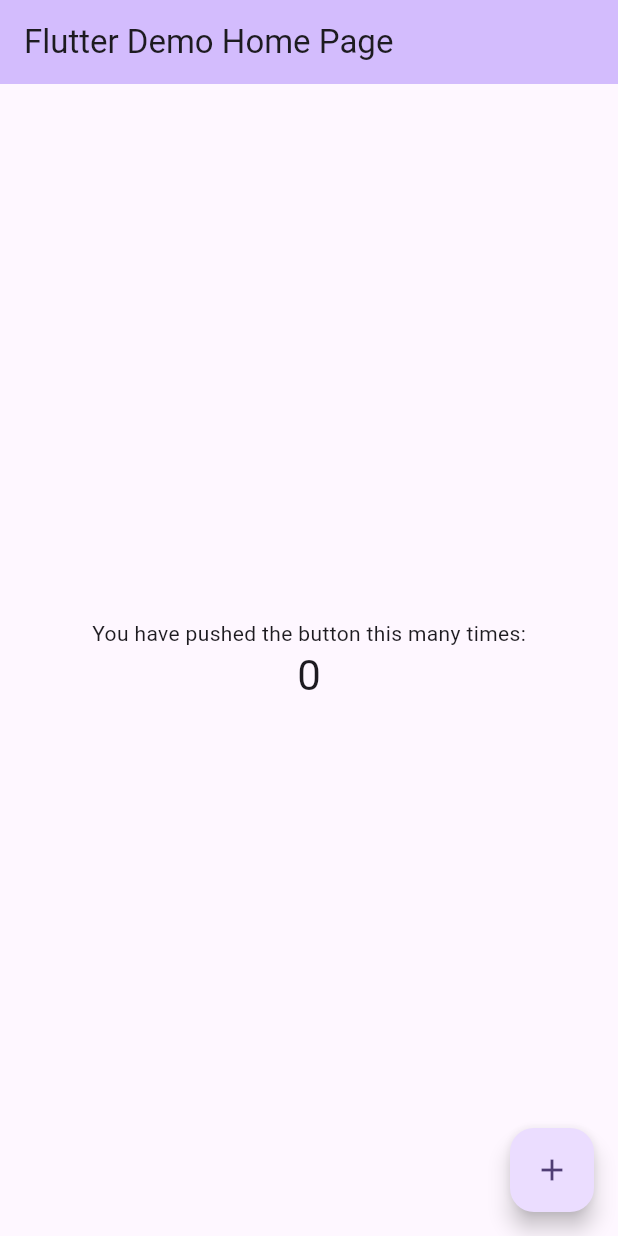
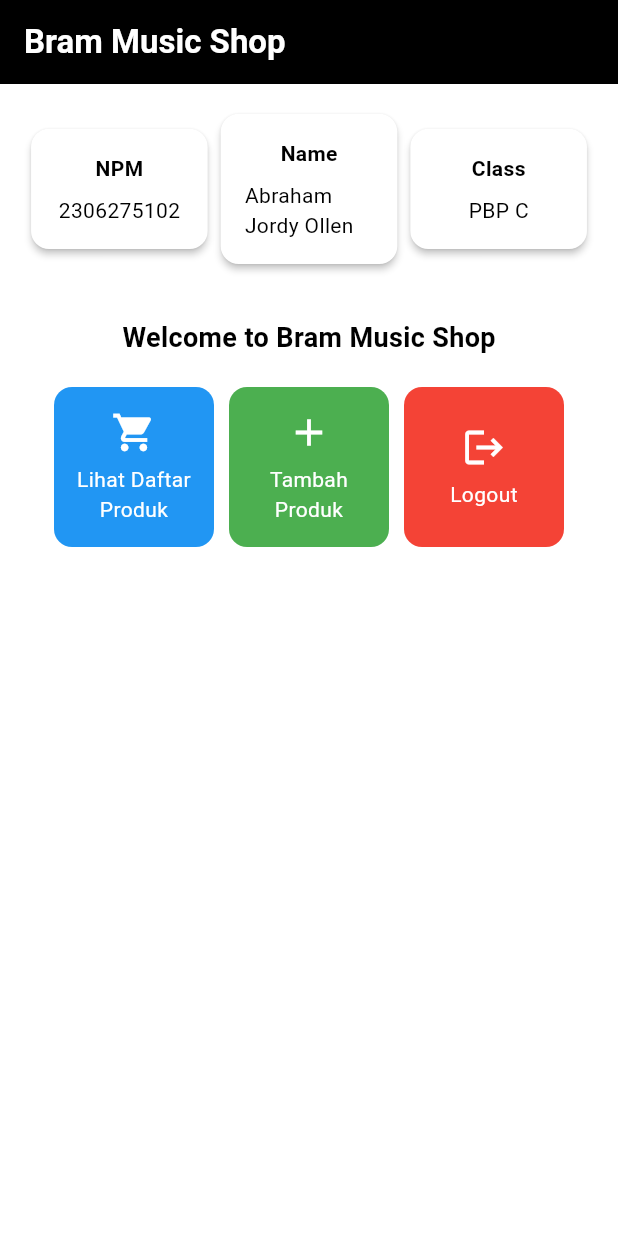
Before and after one commit to bramjom/bram-music-shop-mobile, a Flutter app: the screen it shows after launch, on a phone screen of 412 x 824 dp. Run offline on Flutter 3.47's test engine with Material 3 defaults, Android fonts, the phone set to English and light mode, and no system bars.

Commit message:
Tugas 7 done

```diff
--- a/bram_music_shop/lib/main.dart
+++ b/bram_music_shop/lib/main.dart
@@ -1,4 +1,5 @@
 import 'package:flutter/material.dart';
+import 'package:bram_music_shop/menu.dart';
 
 void main() {
   runApp(const MyApp());
@@ -7,119 +8,17 @@
 class MyApp extends StatelessWidget {
   const MyApp({super.key});
 
-  // This widget is the root of your application.
   @override
   Widget build(BuildContext context) {
     return MaterialApp(
       title: 'Flutter Demo',
       theme: ThemeData(
-        // This is the theme of your application.
-        //
-        // TRY THIS: Try running your application with "flutter run". You'll see
-        // the application has a purple toolbar. Then, without quitting the app,
-        // try changing the seedColor in the colorScheme below to Colors.green
-        // and then invoke "hot reload" (save your changes or press the "hot
-        // reload" button in a Flutter-supported IDE, or press "r" if you used
-        // the command line to start the app).
-        //
-        // Notice that the counter didn't reset back to zero; the application
-        // state is not lost during the reload. To reset the state, use hot
-        // restart instead.
-        //
-        // This works for code too, not just values: Most code changes can be
-        // tested with just a hot reload.
-        colorScheme: ColorScheme.fromSeed(seedColor: Colors.deepPurple),
-        useMaterial3: true,
+        colorScheme: ColorScheme.fromSwatch().copyWith(
+          primary: Colors.black,  // Mengganti warna utama menjadi hitam
+          secondary: Colors.black, // Warna sekunder juga diganti menjadi hitam jika diperlukan
+        ),
       ),
-      home: const MyHomePage(title: 'Flutter Demo Home Page'),
+      home: MyHomePage(),
     );
   }
 }
-
-class MyHomePage extends StatefulWidget {
-  const MyHomePage({super.key, required this.title});
-
-  // This widget is the home page of your application. It is stateful, meaning
-  // that it has a State object (defined below) that contains fields that affect
-  // how it looks.
-
-  // This class is the configuration for the state. It holds the values (in this
-  // case the title) provided by the parent (in this case the App widget) and
-  // used by the build method of the State. Fields in a Widget subclass are
-  // always marked "final".
-
-  final String title;
-
-  @override
-  State<MyHomePage> createState() => _MyHomePageState();
-}
-
-class _MyHomePageState extends State<MyHomePage> {
-  int _counter = 0;
-
-  void _incrementCounter() {
-    setState(() {
-      // This call to setState tells the Flutter framework that something has
-      // changed in this State, which causes it to rerun the build method below
-      // so that the display can reflect the updated values. If we changed
-      // _counter without calling setState(), then the build method would not be
-      // called again, and so nothing would appear to happen.
-      _counter++;
-    });
-  }
-
-  @override
-  Widget build(BuildContext context) {
-    // This method is rerun every time setState is called, for instance as done
-    // by the _incrementCounter method above.
-    //
-    // The Flutter framework has been optimized to make rerunning build methods
-    // fast, so that you can just rebuild anything that needs updating rather
-    // than having to individually change instances of widgets.
-    return Scaffold(
-      appBar: AppBar(
-        // TRY THIS: Try changing the color here to a specific color (to
-        // Colors.amber, perhaps?) and trigger a hot reload to see the AppBar
-        // change color while the other colors stay the same.
-        backgroundColor: Theme.of(context).colorScheme.inversePrimary,
-        // Here we take the value from the MyHomePage object that was created by
-        // the App.build method, and use it to set our appbar title.
-        title: Text(widget.title),
-      ),
-      body: Center(
-        // Center is a layout widget. It takes a single child and positions it
-        // in the middle of the parent.
-        child: Column(
-          // Column is also a layout widget. It takes a list of children and
-          // arranges them vertically. By default, it sizes itself to fit its
-          // children horizontally, and tries to be as tall as its parent.
-          //
-          // Column has various properties to control how it sizes itself and
-          // how it positions its children. Here we use mainAxisAlignment to
-          // center the children vertically; the main axis here is the vertical
-          // axis because Columns are vertical (the cross axis would be
-          // horizontal).
-          //
-          // TRY THIS: Invoke "debug painting" (choose the "Toggle Debug Paint"
-          // action in the IDE, or press "p" in the console), to see the
-          // wireframe for each widget.
-          mainAxisAlignment: MainAxisAlignment.center,
-          children: <Widget>[
-            const Text(
-              'You have pushed the button this many times:',
-            ),
-            Text(
-              '$_counter',
-              style: Theme.of(context).textTheme.headlineMedium,
-            ),
-          ],
-        ),
-      ),
-      floatingActionButton: FloatingActionButton(
-        onPressed: _incrementCounter,
-        tooltip: 'Increment',
-        child: const Icon(Icons.add),
-      ), // This trailing comma makes auto-formatting nicer for build methods.
-    );
-  }
-}
--- /dev/null
+++ b/bram_music_shop/lib/menu.dart
@@ -0,0 +1,154 @@
+import 'package:flutter/material.dart';
+
+class MyHomePage extends StatelessWidget {
+  final String npm = '2306275102'; // NPM
+  final String name = 'Abraham Jordy Ollen'; // Nama
+  final String className = 'PBP C'; // Kelas
+  final List<ItemHomepage> items = [
+    ItemHomepage("Lihat Daftar Produk", Icons.shopping_cart, Colors.blue),
+    ItemHomepage("Tambah Produk", Icons.add, Colors.green),
+    ItemHomepage("Logout", Icons.logout, Colors.red),
+  ];
+
+  MyHomePage({super.key});
+
+  @override
+  Widget build(BuildContext context) {
+    return Scaffold(
+      appBar: AppBar(
+        title: const Text(
+          'Bram Music Shop',
+          style: TextStyle(
+            color: Colors.white,
+            fontWeight: FontWeight.bold,
+          ),
+        ),
+        backgroundColor: Theme.of(context).colorScheme.primary,
+      ),
+      body: Padding(
+        padding: const EdgeInsets.all(16.0),
+        child: Column(
+          crossAxisAlignment: CrossAxisAlignment.center,
+          children: [
+            Row(
+              mainAxisAlignment: MainAxisAlignment.spaceEvenly,
+              children: [
+                InfoCard(title: 'NPM', content: npm),
+                InfoCard(title: 'Name', content: name),
+                InfoCard(title: 'Class', content: className),
+              ],
+            ),
+            const SizedBox(height: 16.0),
+            Center(
+              child: Column(
+                children: [
+                  const Padding(
+                    padding: EdgeInsets.only(top: 16.0),
+                    child: Text(
+                      'Welcome to Bram Music Shop',
+                      style: TextStyle(
+                        fontWeight: FontWeight.bold,
+                        fontSize: 18.0,
+                      ),
+                    ),
+                  ),
+                  GridView.count(
+                    primary: true,
+                    padding: const EdgeInsets.all(20),
+                    crossAxisSpacing: 10,
+                    mainAxisSpacing: 10,
+                    crossAxisCount: 3,
+                    shrinkWrap: true,
+                    children: items.map((ItemHomepage item) {
+                      return ItemCard(item);
+                    }).toList(),
+                  ),
+                ],
+              ),
+            ),
+          ],
+        ),
+      ),
+    );
+  }
+}
+
+class InfoCard extends StatelessWidget {
+  final String title;
+  final String content;
+
+  const InfoCard({super.key, required this.title, required this.content});
+
+  @override
+  Widget build(BuildContext context) {
+    return Card(
+      elevation: 2.0,
+      child: Container(
+        width: MediaQuery.of(context).size.width / 3.5,
+        padding: const EdgeInsets.all(16.0),
+        child: Column(
+          children: [
+            Text(
+              title,
+              style: const TextStyle(fontWeight: FontWeight.bold),
+            ),
+            const SizedBox(height: 8.0),
+            Text(content),
+          ],
+        ),
+      ),
+    );
+  }
+}
+
+class ItemHomepage {
+  final String name;
+  final IconData icon;
+  final Color color; // Tambahkan parameter warna
+
+  ItemHomepage(this.name, this.icon, this.color);
+}
+
+class ItemCard extends StatelessWidget {
+  final ItemHomepage item;
+
+  const ItemCard(this.item, {super.key});
+
+  @override
+  Widget build(BuildContext context) {
+    return Material(
+      color: item.color, // Gunakan warna dari item
+      borderRadius: BorderRadius.circular(12),
+      child: InkWell(
+        onTap: () {
+          ScaffoldMessenger.of(context)
+            ..hideCurrentSnackBar()
+            ..showSnackBar(
+              SnackBar(content: Text("Kamu telah menekan tombol ${item.name}!")),
+            );
+        },
+        child: Container(
+          padding: const EdgeInsets.all(8),
+          child: Center(
+            child: Column(
+              mainAxisAlignment: MainAxisAlignment.center,
+              children: [
+                Icon(
+                  item.icon,
+                  color: Colors.white,
+                  size: 30.0,
+                ),
+                const Padding(padding: EdgeInsets.all(3)),
+                Text(
+                  item.name,
+                  textAlign: TextAlign.center,
+                  style: const TextStyle(color: Colors.white),
+                ),
+              ],
+            ),
+          ),
+        ),
+      ),
+    );
+  }
+}
```
Also changed, not shown: 1 other file.
